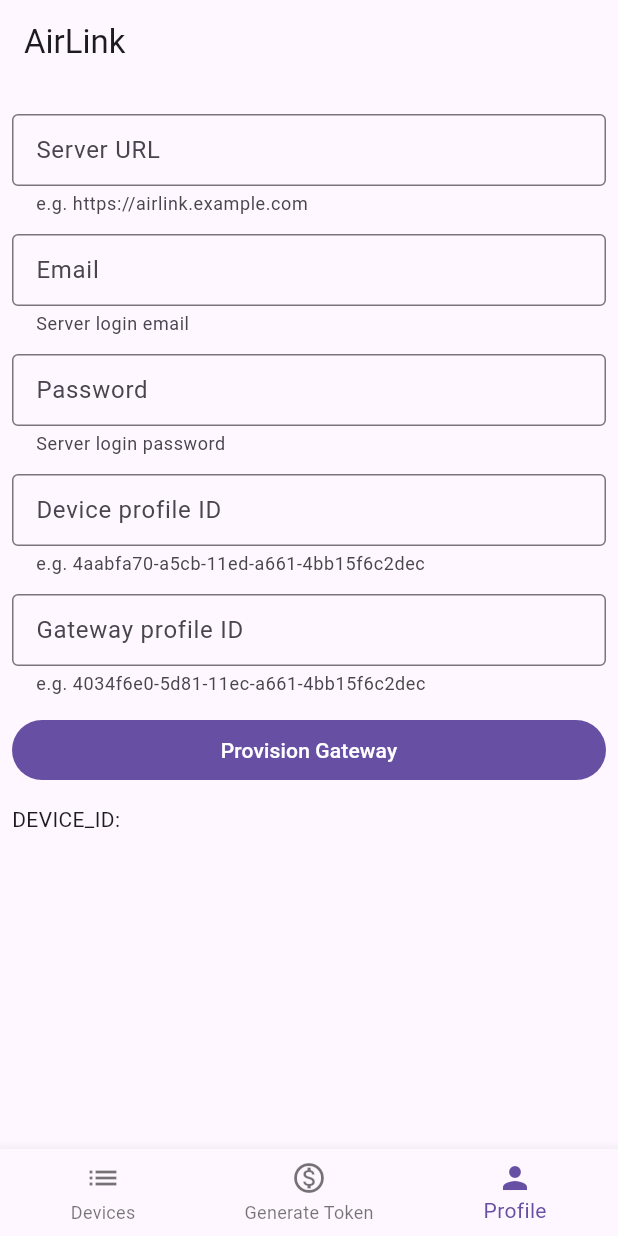
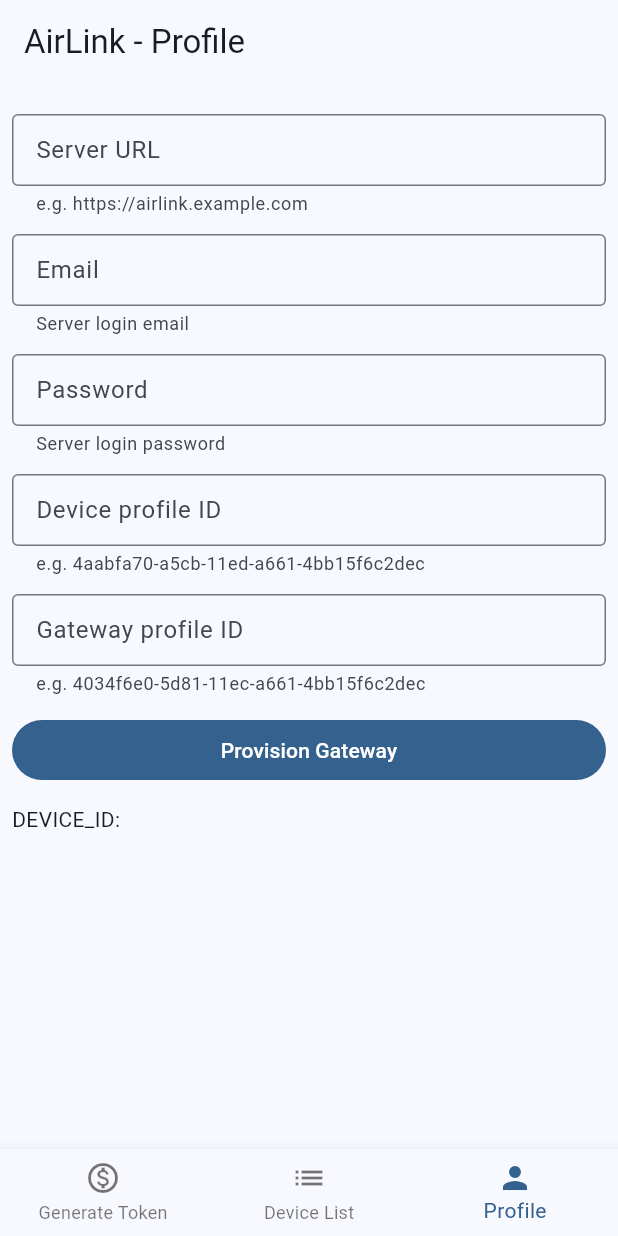
Before and after one commit to kaykhahima/airlink, a Flutter app: the screen it shows after launch, item 3 of the bottom bar chosen, on a phone screen of 412 x 824 dp. Run offline on Flutter 3.47's test engine with Material 2 defaults, Android fonts, the phone set to English and light mode, and no system bars; our stand-ins replace convert, dartz, device_info_plus, equatable, flutter_blue_plus, flutter_dotenv and 7 more; missing offline and left inert: app_settings, cbor, flutter_barcode_scanner, workmanager; accounts and stored records are empty; statements that could not run were skipped.

Commit message:
added color scheme seed from EnAccess's

```diff
--- a/lib/core/api/base_api_client.dart
+++ b/lib/core/api/base_api_client.dart
@@ -29,8 +29,6 @@ class BaseApiService {
     //get uri
     var uri = Uri.parse('$baseUrl/api/$endpointPostModifier');
 
-    print(uri);
-
     //get jwt token
     final token = await tokenManager.getToken();
 
--- a/lib/features/generate_token/data/data_sources/remote/token_device_remote_data_source_impl.dart
+++ b/lib/features/generate_token/data/data_sources/remote/token_device_remote_data_source_impl.dart
@@ -97,8 +97,9 @@ class TokenDeviceRemoteDataSourceImpl implements TokenDeviceRemoteDataSource {
         } else {
           throw const AirLinkFailure(message: 'Something went wrong');
         }
-      } catch (e) {
+      } catch (e, st) {
         log(e.toString());
+        log(st.toString());
         throw AirLinkFailure(message: e.toString());
       }
     } else {
--- a/lib/main.dart
+++ b/lib/main.dart
@@ -82,6 +82,7 @@ class App extends StatelessWidget {
     return MaterialApp(
       theme: ThemeData(
         brightness: MediaQuery.of(context).platformBrightness,
+        colorSchemeSeed: const Color(0xFF1B75BA),
         useMaterial3: true,
       ),
       home: const HomePage(),
@@ -99,11 +100,17 @@ class HomePage extends StatefulWidget {
 class _HomePageState extends State<HomePage> {
   late DeviceProvider deviceProvider;
 
-  int _selectedIndex = 0;
+  int _selectedIndex = 1;
   static const List<Widget> _widgetOptions = <Widget>[
+    GenerateTokenPage(),
     DeviceListPage(),
-    GenerateTokenPage(),
     ProfilePage(),
+  ];
+
+  final List<String> _titles = <String>[
+    'Generate Token',
+    'Device List',
+    'Profile',
   ];
 
   void _onItemTapped(int index) {
@@ -122,7 +129,7 @@ class _HomePageState extends State<HomePage> {
   Widget build(BuildContext context) {
     return Scaffold(
       appBar: AppBar(
-        title: const Text('AirLink'),
+        title: Text('AirLink - ${_titles.elementAt(_selectedIndex)}'),
       ),
       body: Container(
         child: _widgetOptions.elementAt(_selectedIndex),
@@ -130,12 +137,12 @@ class _HomePageState extends State<HomePage> {
       bottomNavigationBar: BottomNavigationBar(
         items: const <BottomNavigationBarItem>[
           BottomNavigationBarItem(
-            icon: Icon(Icons.list),
-            label: 'Devices',
+            icon: Icon(Icons.monetization_on_outlined),
+            label: 'Generate Token',
           ),
           BottomNavigationBarItem(
-            icon: Icon(Icons.monetization_on_outlined),
-            label: 'Generate Token',
+            icon: Icon(Icons.list),
+            label: 'Device List',
           ),
           BottomNavigationBarItem(
             icon: Icon(Icons.person),
@@ -145,7 +152,7 @@ class _HomePageState extends State<HomePage> {
         currentIndex: _selectedIndex,
         onTap: _onItemTapped,
       ),
-      floatingActionButton: _selectedIndex == 0
+      floatingActionButton: _selectedIndex == 1
           ? FloatingActionButton.extended(
               onPressed: () async {
                 // Start scanning
```
